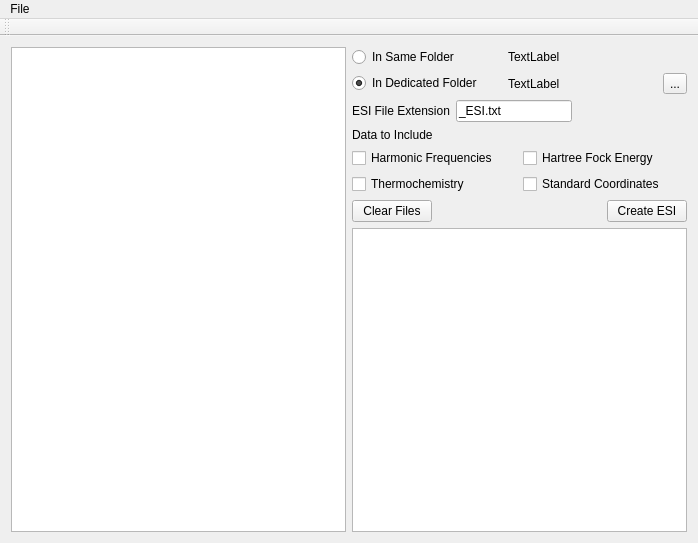
This is Geac/geac.ui in LaTruelle/Geac as Qt 5 draws it before an edit. The edited form follows.
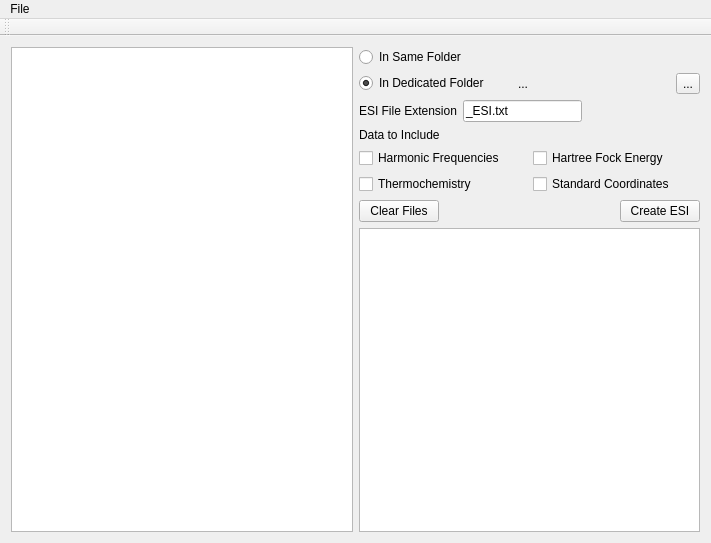
This is the edited form.

What changed in the file:
```diff
--- a/Geac/geac.ui
+++ b/Geac/geac.ui
@@ -6,7 +6,7 @@
    <rect>
     <x>0</x>
     <y>0</y>
-    <width>698</width>
+    <width>711</width>
     <height>543</height>
    </rect>
   </property>
@@ -48,17 +48,10 @@
             </property>
            </widget>
           </item>
-          <item row="0" column="1">
-           <widget class="QLabel" name="label">
-            <property name="text">
-             <string>TextLabel</string>
-            </property>
-           </widget>
-          </item>
           <item row="1" column="1">
            <widget class="QLabel" name="folderToSave">
             <property name="text">
-             <string>TextLabel</string>
+             <string>...</string>
             </property>
            </widget>
           </item>
@@ -186,8 +179,8 @@
     <rect>
      <x>0</x>
      <y>0</y>
-     <width>698</width>
-     <height>22</height>
+     <width>711</width>
+     <height>25</height>
     </rect>
    </property>
    <widget class="QMenu" name="FileMenu">
```
